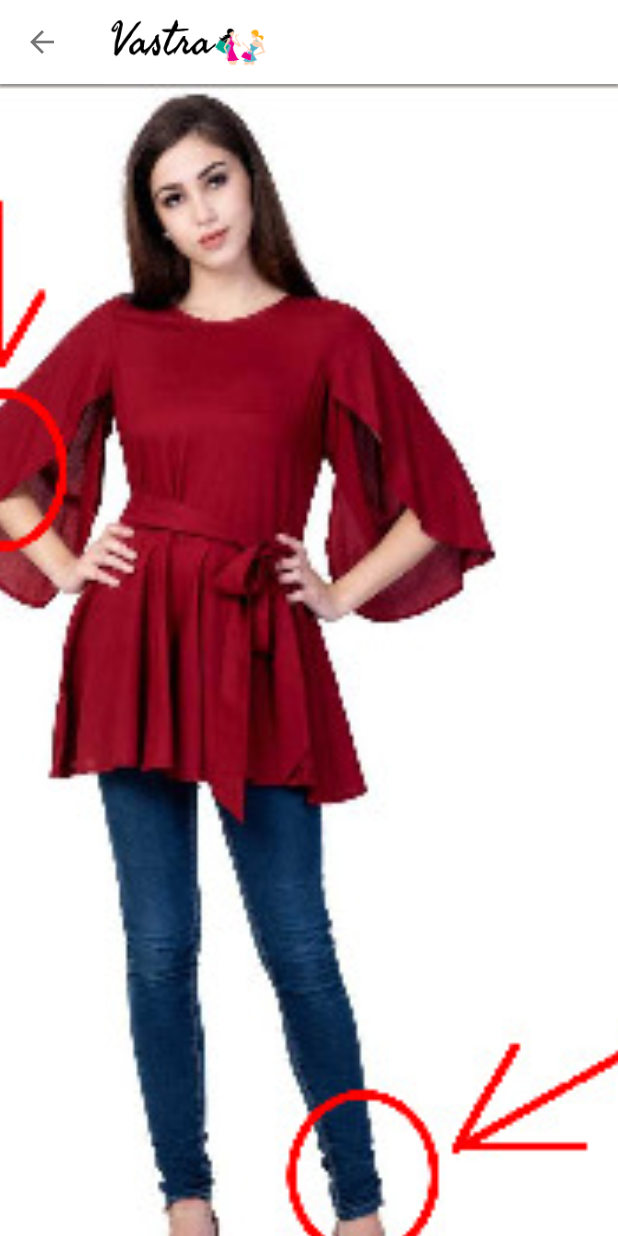
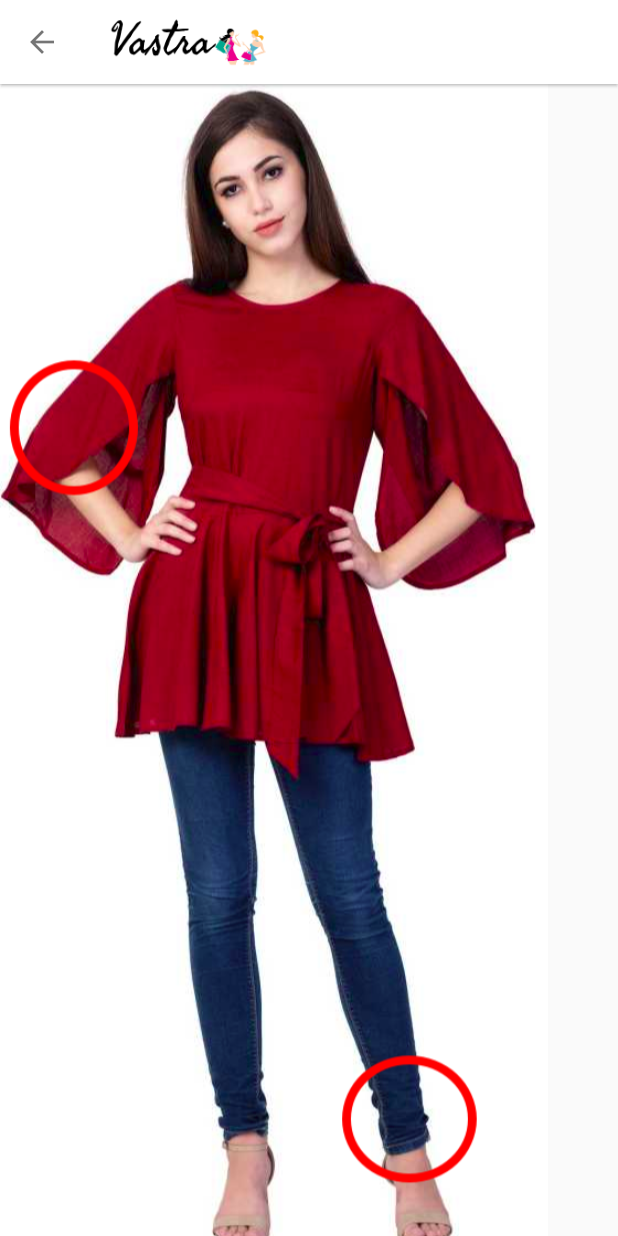
Before and after one commit to snath99920/TPE-Hackathon-VASTRA-demo, a Flutter app: the VastraAnalyze screen opened directly, on a phone screen of 412 x 824 dp. Run offline on Flutter 3.47's test engine with Material 2 defaults, Android fonts, the phone set to English and light mode, and no system bars; our stand-ins replace carousel_pro, google_fonts.

Commit message:
Final commit

```diff
--- a/lib/views/vastraanalyze.dart
+++ b/lib/views/vastraanalyze.dart
@@ -21,12 +21,14 @@ class _VastraAnalyzeState extends State<VastraAnalyze> {
       ),
       body: SingleChildScrollView(
         child: Column(
+          crossAxisAlignment: CrossAxisAlignment.center,
+          mainAxisAlignment: MainAxisAlignment.center,
           children: [
             Container(
               child: Image.asset(
-                "assets/images/analyze.jpeg",
+                "assets/images/analyze.png",
                 height: height,
-                fit: BoxFit.cover,
+                // fit: BoxFit.cover,
               ),
             ),
             Container(
--- a/pubspec.yaml
+++ b/pubspec.yaml
@@ -52,7 +52,7 @@ flutter:
     - assets/images/m42.jpeg
     - assets/images/m43.jpeg
     - assets/images/m44.jpeg
-    - assets/images/analyze.jpeg
+    - assets/images/analyze.png
     - assets/icon/icon.png
     - assets/icon/icon2.png
 
```
Also changed, not shown: assets/images/analyze.jpeg (deleted), assets/images/analyze.png (added).
